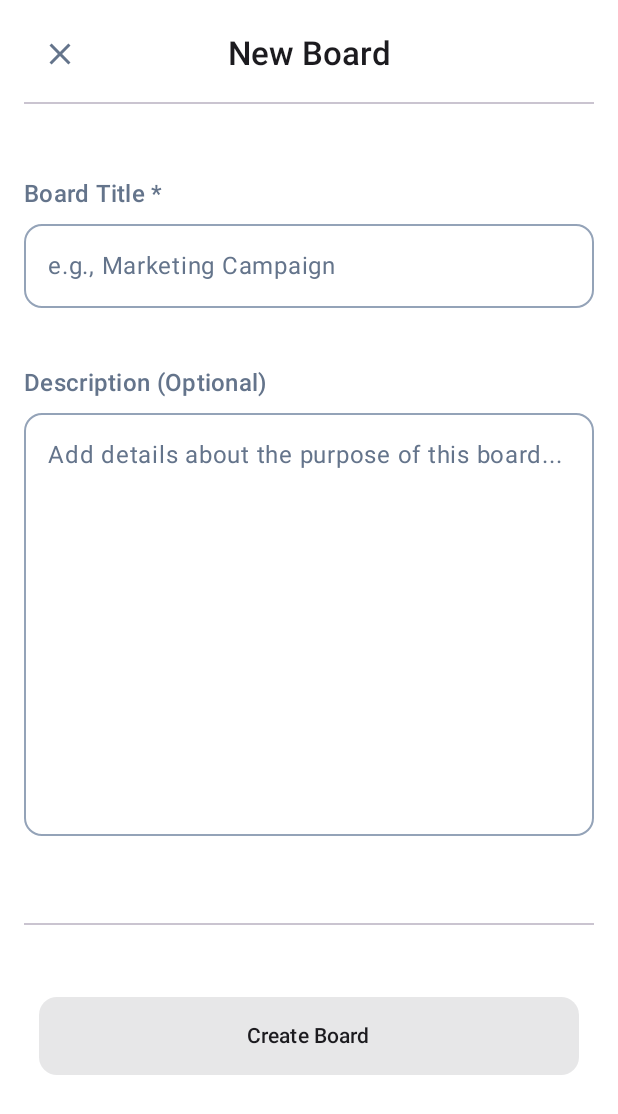
After one commit to rpuH41/TasksAimer, an Android app built with Jetpack Compose: the composable CreateBoardScreen shown on its own in the app's theme, on a phone screen of 412 x 824 dp. The commit adds this screen. Shown: the top 1114 px of the screen. Run offline under Robolectric (Android 15) with nearby library versions, the phone set to English and light mode, and no system bars; our stand-ins replace Dagger/Hilt's generated code, Firebase (no records; nobody signed in at launch, a user with empty details on screens opened directly); libraries missing offline, so code that uses them is left out: androidx.hilt.lifecycle.

Commit message:
CreateBoardScreen

```diff
--- a/app/src/main/java/com/liulkovich/tasksaimer/data/remote/BoardDTO.kt
+++ b/app/src/main/java/com/liulkovich/tasksaimer/data/remote/BoardDTO.kt
@@ -2,7 +2,7 @@ package com.liulkovich.tasksaimer.data.remote
 
 data class BoardDTO(
 
-    val id: String? = null,
+    //val id: String? = null,
     val title: String? = null,
     val description: String? = null,
     val imageUrl: String? = null,
--- a/app/src/main/java/com/liulkovich/tasksaimer/domain/entiity/Board.kt
+++ b/app/src/main/java/com/liulkovich/tasksaimer/domain/entiity/Board.kt
@@ -2,9 +2,8 @@ package com.liulkovich.tasksaimer.domain.entiity
 
 import com.google.firebase.firestore.PropertyName
 
-
 data class Board @JvmOverloads constructor(
-    @PropertyName("id") val id: String = "",
+    val id: String,
     @PropertyName("title") val title: String = "",
     @PropertyName("description") val description: String? = null,
     @PropertyName("tasksCount") val tasksCount: Int = 0,
--- a/app/src/main/java/com/liulkovich/tasksaimer/presentation/MainActivity.kt
+++ b/app/src/main/java/com/liulkovich/tasksaimer/presentation/MainActivity.kt
@@ -16,7 +16,7 @@ class MainActivity : ComponentActivity() {
         setContent {
             TasksAimerTheme{
                     NavGraph()
-                //BoardsScreen()
+                //CreateBoardScreen()
             }
         }
     }
--- /dev/null
+++ b/app/src/main/java/com/liulkovich/tasksaimer/presentation/screen/createboard/CreateBoardScreen.kt
@@ -0,0 +1,193 @@
+package com.liulkovich.tasksaimer.presentation.screen.createboard
+
+import androidx.compose.foundation.layout.Arrangement
+import androidx.compose.foundation.layout.Column
+import androidx.compose.foundation.layout.Row
+import androidx.compose.foundation.layout.Spacer
+import androidx.compose.foundation.layout.fillMaxSize
+import androidx.compose.foundation.layout.fillMaxWidth
+import androidx.compose.foundation.layout.height
+import androidx.compose.foundation.layout.heightIn
+import androidx.compose.foundation.layout.padding
+import androidx.compose.foundation.layout.width
+import androidx.compose.foundation.shape.RoundedCornerShape
+import androidx.compose.material.icons.Icons
+import androidx.compose.material.icons.filled.Close
+import androidx.compose.material3.Button
+import androidx.compose.material3.ButtonDefaults
+import androidx.compose.material3.Divider
+import androidx.compose.material3.Icon
+import androidx.compose.material3.IconButton
+import androidx.compose.material3.MaterialTheme
+import androidx.compose.material3.OutlinedTextField
+import androidx.compose.material3.Scaffold
+import androidx.compose.material3.Surface
+import androidx.compose.material3.Text
+import androidx.compose.runtime.Composable
+import androidx.compose.runtime.LaunchedEffect
+import androidx.compose.runtime.collectAsState
+import androidx.compose.runtime.getValue
+import androidx.compose.ui.Alignment
+import androidx.compose.ui.Modifier
+import androidx.compose.ui.text.font.FontWeight
+import androidx.compose.ui.unit.dp
+import androidx.hilt.lifecycle.viewmodel.compose.hiltViewModel
+
+@Composable
+fun CreateBoardScreen(
+    viewModel: CreateBoardViewModel = hiltViewModel(),
+    onFinished: () -> Unit
+) {
+    val state by viewModel.state.collectAsState()
+
+    when (state) {
+        is CreateBoardState.Finished -> {
+            LaunchedEffect(Unit) { onFinished() }
+        }
+        is CreateBoardState.Creation -> {
+            CreateBoardForm(
+                creation = state as CreateBoardState.Creation,
+                onCommand = viewModel::processCommand
+            )
+        }
+    }
+}
+
+@Composable
+fun CreateBoardForm(
+    creation: CreateBoardState.Creation,
+    onCommand: (CreateBoardCommand) -> Unit
+) {
+    Scaffold { padding ->
+        Surface(
+            modifier = Modifier
+                .fillMaxSize()
+                .padding(padding),
+            color = MaterialTheme.colorScheme.background
+        ) {
+            Column(
+                modifier = Modifier
+                    .fillMaxWidth()
+                    .padding(horizontal = 16.dp, vertical = 12.dp)
+            ) {
+                // Header
+                Row(
+                    modifier = Modifier.fillMaxWidth(),
+                    horizontalArrangement = Arrangement.SpaceBetween,
+                    verticalAlignment = Alignment.CenterVertically
+                ) {
+                    IconButton(onClick = { onCommand(CreateBoardCommand.Back) }) {
+                        Icon(
+                            imageVector = Icons.Default.Close,
+                            contentDescription = "Close",
+                            tint = MaterialTheme.colorScheme.onSurfaceVariant
+                        )
+                    }
+                    Text(
+                        text = "New Board",
+                        style = MaterialTheme.typography.titleLarge,
+                        color = MaterialTheme.colorScheme.onSurface,
+                        fontWeight = FontWeight.Medium
+                    )
+                    Spacer(modifier = Modifier.width(48.dp))
+                }
+
+                Divider(
+                    modifier = Modifier.padding(top = 8.dp),
+                    color = MaterialTheme.colorScheme.outlineVariant
+                )
+
+                Spacer(modifier = Modifier.height(48.dp))
+
+                Text(
+                    text = "Board Title *",
+                    style = MaterialTheme.typography.titleMedium,
+                    color = MaterialTheme.colorScheme.onSurfaceVariant,
+                    fontWeight = FontWeight.Medium
+                )
+
+                BoardTitleTextField(
+                    boardTitle = creation.title,
+                    onBoardTitleChange = { title ->
+                        onCommand(CreateBoardCommand.InputTitle(title))
+                    }
+                )
+
+                Spacer(modifier = Modifier.height(28.dp))
+
+                Text(
+                    text = "Description (Optional)",
+                    style = MaterialTheme.typography.titleMedium,
+                    color = MaterialTheme.colorScheme.onSurfaceVariant,
+                    fontWeight = FontWeight.Medium
+                )
+
+                BoardDescriptionTextField(
+                    boardDescription = creation.description,
+                    onBoardDescriptionChange = { description ->
+                        onCommand(CreateBoardCommand.InputDescription(description))
+                    }
+                )
+
+                Spacer(modifier = Modifier.height(48.dp))
+
+                Divider(color = MaterialTheme.colorScheme.outlineVariant)
+
+                Spacer(modifier = Modifier.height(48.dp))
+
+                // Button
+                Button(
+                    onClick = { onCommand(CreateBoardCommand.SaveBoard) },
+                    enabled = creation.isSaveEnabled,
+                    modifier = Modifier
+                        .fillMaxWidth()
+                        .height(52.dp)
+                        .padding(horizontal = 10.dp),
+                    shape = RoundedCornerShape(12.dp),
+                    colors = ButtonDefaults.buttonColors(
+                        containerColor = MaterialTheme.colorScheme.primary
+                    )
+                ) {
+                    Text(
+                        text = "Create Board",
+                        color = MaterialTheme.colorScheme.onSurface
+                    )
+                }
+            }
+        }
+    }
+}
+
+@Composable
+fun BoardTitleTextField(
+    boardTitle: String,
+    onBoardTitleChange: (String) -> Unit
+) {
+    OutlinedTextField(
+        value = boardTitle,
+        onValueChange = onBoardTitleChange,
+        label = { Text("e.g., Marketing Campaign") },
+        modifier = Modifier
+            .fillMaxWidth()
+            .padding(bottom = 10.dp),
+        shape = RoundedCornerShape(12.dp)
+    )
+}
+
+@Composable
+fun BoardDescriptionTextField(
+    boardDescription: String,
+    onBoardDescriptionChange: (String) -> Unit
+) {
+    OutlinedTextField(
+        value = boardDescription,
+        onValueChange = onBoardDescriptionChange,
+        label = { Text("Add details about the purpose of this board...") },
+        modifier = Modifier
+            .fillMaxWidth()
+            .heightIn(min = 300.dp, max = 500.dp)
+            .padding(bottom = 10.dp),
+        shape = RoundedCornerShape(12.dp),
+        maxLines = 13
+    )
+}
```
Also changed, not shown: app/src/main/java/com/liulkovich/tasksaimer/data/mapper/BoardMapper.kt (+5 -5 lines), app/src/main/java/com/liulkovich/tasksaimer/data/repository/BoardRepositoryImpl.kt (+23 -21 lines), app/src/main/java/com/liulkovich/tasksaimer/presentation/navigation/NavGraph.kt (+15 -1 lines), app/src/main/java/com/liulkovich/tasksaimer/presentation/screen/boards/BoardsScreen.kt (+5 -4 lines), app/src/main/java/com/liulkovich/tasksaimer/presentation/screen/createboard/CreateBoardViewModel.kt (+55 -61 lines).
